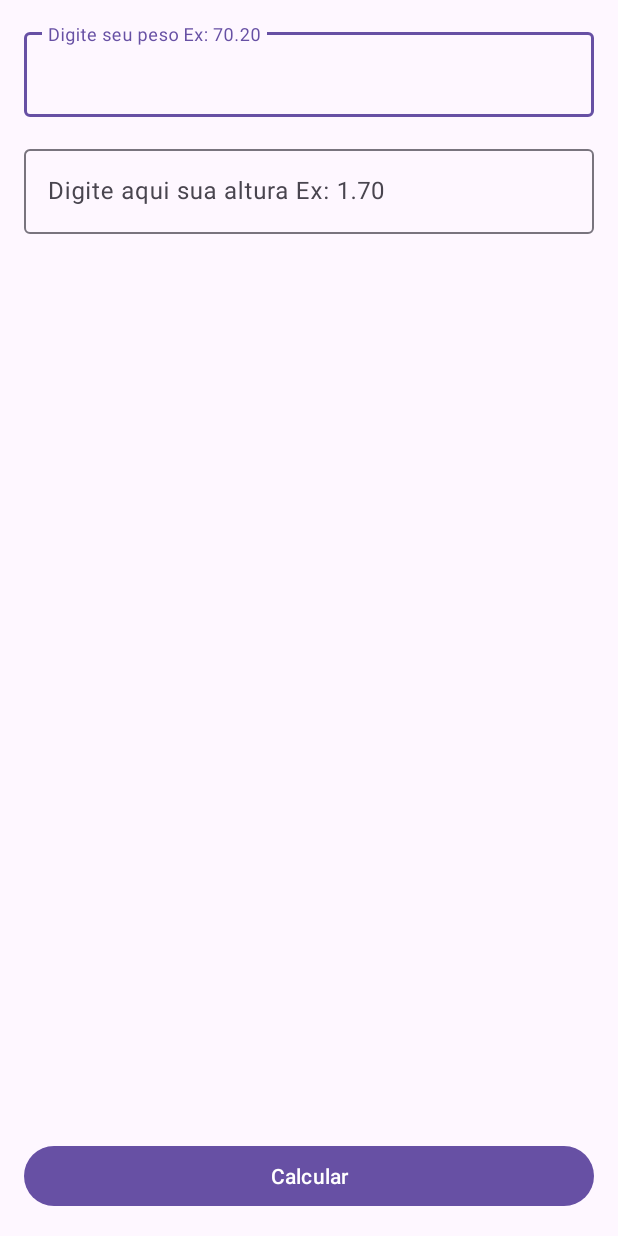
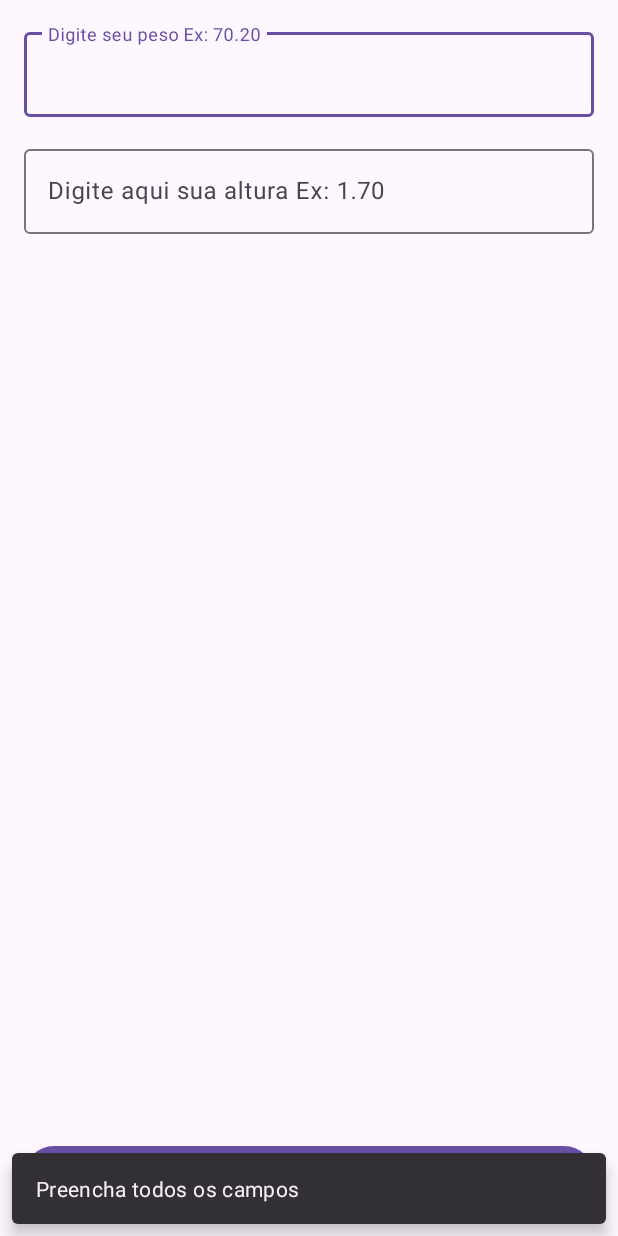
Before and after one commit to andre-tardelli/CalculadoraIMC, an Android app: the screen it shows after launch (MainActivity), after a tap on "Calcular", on a phone screen of 412 x 824 dp. Run offline under Robolectric (Android 15) with nearby library versions, the phone set to English and light mode, and no system bars.

Commit message:
Mostrar mensagem "preencha os campos"

```diff
--- a/app/src/main/java/com/comunidadedevspace/imc/MainActivity.kt
+++ b/app/src/main/java/com/comunidadedevspace/imc/MainActivity.kt
@@ -3,6 +3,7 @@ package com.comunidadedevspace.imc
 import androidx.appcompat.app.AppCompatActivity
 import android.os.Bundle
 import android.widget.Button
+import com.google.android.material.snackbar.Snackbar
 import com.google.android.material.textfield.TextInputEditText
 
 class MainActivity : AppCompatActivity() {
@@ -19,11 +20,24 @@ class MainActivity : AppCompatActivity() {
         //Criar ação do button <setOnCLickListener>
 
         btnCalcular.setOnClickListener {
-            val peso = edtPeso.text
-            val altura = edtAltura.text
+            val pesoStr: String = edtPeso.text.toString()
+            val alturaStr: String = edtAltura.text.toString()
 
-            println("Seu peso é " + peso)
-            println("Sua altura é " + altura)
+            if (pesoStr == "" || alturaStr == "") {
+                //Mostrar mensagem para o usuário
+                Snackbar.make(
+                    edtPeso, "Preencha todos os campos",
+                    Snackbar.LENGTH_LONG,
+                ).show()
+
+            } else {
+
+                val peso = pesoStr.toFloat()
+                val altura = alturaStr.toFloat()
+                val alturaQ2 = altura * altura
+                val resultado = peso / alturaQ2
+                println("Ação do button " + resultado)
+            }
         }
     }
 }
--- a/build.gradle.kts
+++ b/build.gradle.kts
@@ -1,5 +1,5 @@
 // Top-level build file where you can add configuration options common to all sub-projects/modules.
 plugins {
-    id("com.android.application") version "8.1.2" apply false
+    id("com.android.application") version "8.4.1" apply false
     id("org.jetbrains.kotlin.android") version "1.9.0" apply false
 }
```
Also changed, not shown: gradle/wrapper/gradle-wrapper.properties.
